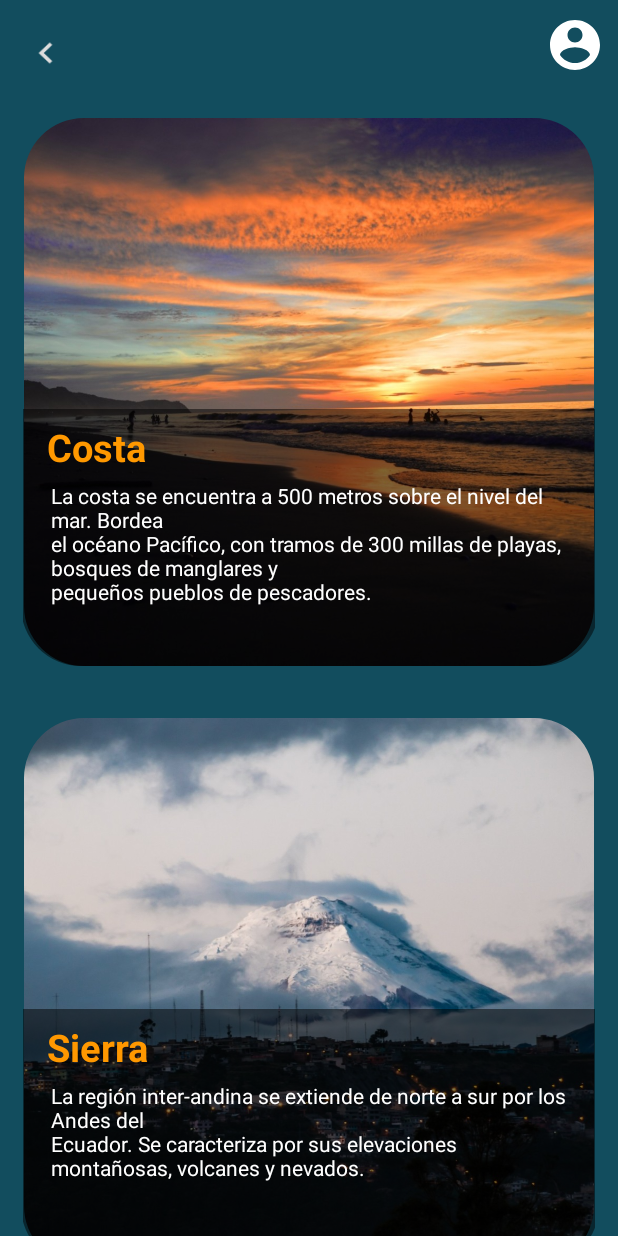
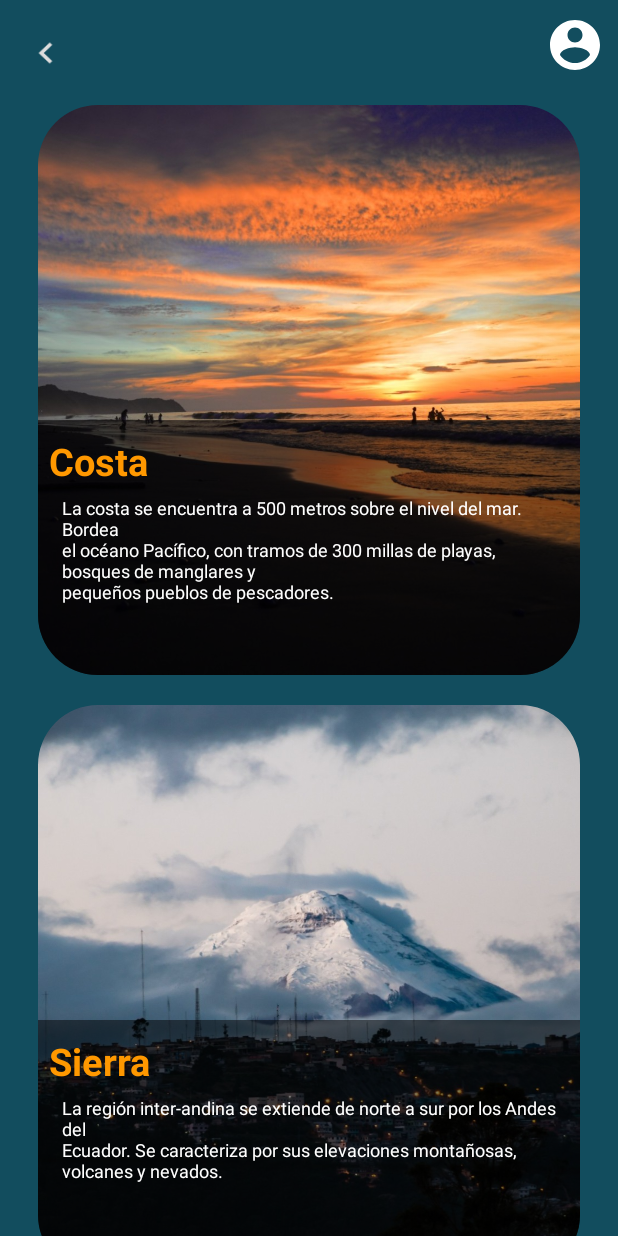
Before and after one commit to alexandervcc/AndroidApp_GoOutEc, an Android app: the screen it shows after launch once a user with an empty profile is signed in (Regiones), on a phone screen of 412 x 824 dp. Run offline under Robolectric (Android 15) with nearby library versions, the phone set to English and light mode, and no system bars; our stand-ins replace Firebase (no records; nobody signed in at launch, a user with empty details on screens opened directly).

Commit message:
Third Commit

```diff
--- a/app/src/debug/res/values/google_maps_api.xml
+++ b/app/src/debug/res/values/google_maps_api.xml
@@ -19,6 +19,7 @@
 
     Once you have your key (it starts with "AIza"), replace the "google_maps_key"
     string in this file.
+    AIzaSyAPpc-LSTqTEMV1g6hy1SnBPukum0mLqGs
     -->
     <string name="google_maps_key" templateMergeStrategy="preserve" translatable="false">AIzaSyAPpc-LSTqTEMV1g6hy1SnBPukum0mLqGs</string>
 </resources>
--- a/app/src/main/java/com/example/appgooutec/Regiones.java
+++ b/app/src/main/java/com/example/appgooutec/Regiones.java
@@ -3,11 +3,15 @@ package com.example.appgooutec;
 import androidx.annotation.NonNull;
 import androidx.annotation.RequiresApi;
 import androidx.appcompat.app.AppCompatActivity;
+import androidx.core.app.ActivityCompat;
+import androidx.core.content.ContextCompat;
 import androidx.recyclerview.widget.LinearLayoutManager;
 import androidx.recyclerview.widget.RecyclerView;
 
+import android.Manifest;
 import android.annotation.SuppressLint;
 import android.content.Context;
+import android.content.pm.PackageManager;
 import android.graphics.drawable.Drawable;
 import android.os.Build;
 import android.os.Bundle;
@@ -27,6 +31,7 @@ public class Regiones extends AppCompatActivity {
     private ArrayList<String> desc= new ArrayList<String>();
     private ArrayList<Drawable> regionImages=new ArrayList<Drawable>();
     private ImageView btnBack;
+    private boolean tienepermisos=false;
 
     RecyclerView recycler;
 
@@ -34,6 +39,16 @@ public class Regiones extends AppCompatActivity {
     @SuppressLint("WrongThread")
     @Override
     protected void onCreate(Bundle savedInstanceState) {
+        //Permisos de Mapa
+        int permisosFineLocation= ContextCompat.checkSelfPermission(this, Manifest.permission.ACCESS_FINE_LOCATION);
+        tienepermisos=permisosFineLocation== PackageManager.PERMISSION_GRANTED;
+        String[] permisos= {Manifest.permission.ACCESS_FINE_LOCATION};
+        if(tienepermisos){
+            Log.i("fb-m","Tiene Permisos de Mapa");
+        }else {
+            ActivityCompat.requestPermissions(this, permisos, 1);
+        }
+
         super.onCreate(savedInstanceState);
         setContentView(R.layout.activity_regiones);
         Context con=getApplicationContext();
--- a/app/src/main/res/layout/activity_place.xml
+++ b/app/src/main/res/layout/activity_place.xml
@@ -49,7 +49,7 @@
     <TextView
         android:id="@+id/tv_place_desc"
         android:layout_width="0dp"
-        android:layout_height="90dp"
+        android:layout_height="wrap_content"
         android:layout_marginStart="10dp"
         android:layout_marginTop="12dp"
         android:layout_marginEnd="10dp"
--- a/app/src/main/res/layout/regions_iterator.xml
+++ b/app/src/main/res/layout/regions_iterator.xml
@@ -4,36 +4,41 @@
     xmlns:tools="http://schemas.android.com/tools"
     android:id="@+id/ly_places"
     android:layout_width="match_parent"
-    android:layout_height="match_parent"
+    android:layout_height="400dp"
     android:background="@color/fondo"
     android:maxHeight="400dp"
     android:minHeight="400dp">
 
 
-
     <com.google.android.material.imageview.ShapeableImageView
         android:id="@+id/iv_region"
-            android:layout_width="380dp"
-            android:layout_height="365dp"
+        android:layout_width="0dp"
+        android:layout_height="0dp"
+        android:layout_marginStart="10dp"
+        android:layout_marginTop="10dp"
+
+        android:layout_marginEnd="10dp"
+        android:layout_marginBottom="10dp"
         android:clickable="true"
         android:scaleType="centerCrop"
-            app:shapeAppearanceOverlay="@style/roundImageView"
-
-            tools:srcCompat="@tools:sample/backgrounds/scenic"
         app:layout_constraintBottom_toBottomOf="parent"
         app:layout_constraintEnd_toEndOf="parent"
         app:layout_constraintHorizontal_bias="0.5"
         app:layout_constraintStart_toStartOf="parent"
         app:layout_constraintTop_toTopOf="parent"
-            app:layout_constraintVertical_bias="0.533" />
+        app:layout_constraintVertical_bias="0.533"
+        app:shapeAppearanceOverlay="@style/roundImageView"
+        tools:srcCompat="@tools:sample/backgrounds/scenic" />
 
 
     <androidx.constraintlayout.widget.ConstraintLayout
-        android:layout_width="385dp"
-        android:layout_height="171dp"
+        android:layout_width="match_parent"
+        android:layout_height="0dp"
+        android:layout_marginStart="10dp"
+        android:layout_marginEnd="10dp"
+        android:layout_marginBottom="10dp"
         android:background="@drawable/round_border"
-
-        app:layout_constraintBottom_toBottomOf="@+id/iv_region"
+        app:layout_constraintBottom_toBottomOf="parent"
         app:layout_constraintEnd_toEndOf="parent"
         app:layout_constraintHorizontal_bias="0.5"
         app:layout_constraintStart_toStartOf="parent">
@@ -42,7 +47,9 @@
             android:id="@+id/tv_region"
             android:layout_width="351dp"
             android:layout_height="40dp"
-            android:layout_marginTop="8dp"
+            android:layout_marginStart="15dp"
+            android:layout_marginTop="10dp"
+            android:layout_marginEnd="10dp"
             android:textColor="#FF9800"
             android:textSize="25dp"
             android:textStyle="bold"
@@ -53,10 +60,14 @@
 
         <TextView
             android:id="@+id/tv_region_desc"
-            android:layout_width="345dp"
-            android:layout_height="120dp"
+            android:layout_width="330dp"
+            android:layout_height="110dp"
+            android:layout_marginStart="15dp"
+            android:layout_marginEnd="15dp"
+            android:layout_marginBottom="10dp"
             android:textColor="@color/white"
-            android:textSize="14dp"
+            android:textSize="12dp"
+            app:layout_constraintBottom_toBottomOf="parent"
             app:layout_constraintEnd_toEndOf="parent"
             app:layout_constraintHorizontal_bias="0.5"
             app:layout_constraintStart_toStartOf="parent"
```
Also changed, not shown: app/src/main/java/com/example/appgooutec/Fragments/FragMap.java (+14 -5 lines), app/src/main/java/com/example/appgooutec/Place.java (+1 -25 lines), app/src/main/res/layout/fragment_frag_coment.xml (+7 -1 lines). Lines whose indentation alone changed are shown as unchanged.
